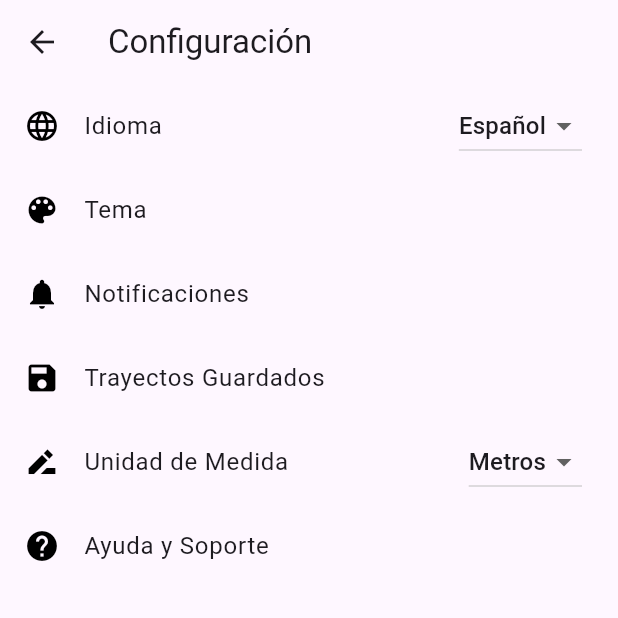
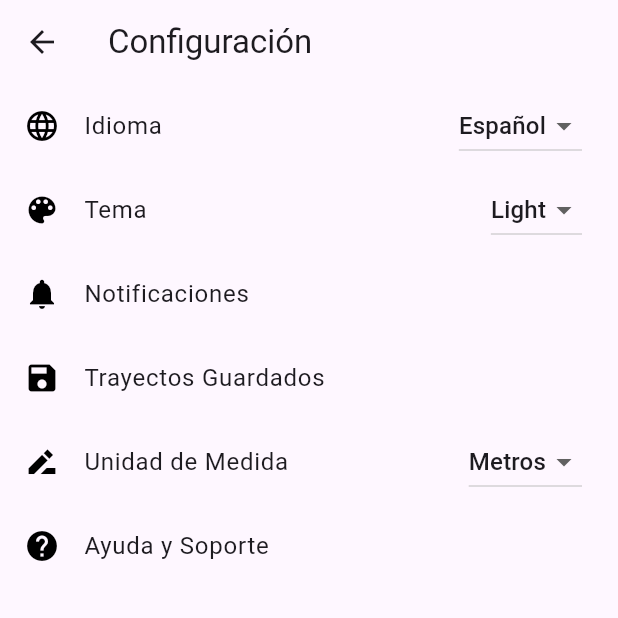
Before and after one commit to cromx123/mapa_fahu, a Flutter app: the ConfigScreen screen opened by its route, on a phone screen of 412 x 824 dp, the top half of it. Run offline on Flutter 3.47's test engine with Material 3 defaults, Android fonts, the light colour scheme and no system bars; our stand-ins replace flutter_map, geolocator, latlong2, speech_to_text, webview_flutter; key blocks and very long unbroken strings in the code were emptied for the run.

Commit message:
se actualiza la screen config

```diff
--- a/lib/controllers/settings_controller.dart
+++ b/lib/controllers/settings_controller.dart
@@ -3,6 +3,7 @@ import 'package:flutter/material.dart';
 class SettingsController extends ChangeNotifier {
   Locale _locale = const Locale('es');
   String _unit = 'metros'; // o 'millas'
+  String _theme = 'light'; // o 'dark'
 
   // Getter para locale
   Locale get locale => _locale;
@@ -21,4 +22,13 @@ class SettingsController extends ChangeNotifier {
     _unit = unit;
     notifyListeners();
   }
+
+  // Getter para tema
+  String get theme => _theme;
+
+  // Setter para tema
+  void setTheme(String theme) {
+    _theme = theme;
+    notifyListeners();
+  }
 }
--- a/lib/views/config_screen.dart
+++ b/lib/views/config_screen.dart
@@ -40,6 +40,18 @@ class ConfigScreen extends StatelessWidget {
           ListTile(
             leading: const Icon(Icons.color_lens, color: Colors.black),
             title: Text(localizations.theme),
+            trailing: DropdownButton<String>(
+              value: settings.theme,
+              items: const [
+                DropdownMenuItem(value: 'light', child: Text('Light')),
+                DropdownMenuItem(value: 'dark', child: Text('Dark')),
+              ],
+              onChanged: (value) {
+                if (value != null) {
+                 settings.setTheme(value);
+                }
+              },
+            ),
           ),
           ListTile(
             leading: const Icon(Icons.notifications, color: Colors.black),
```
